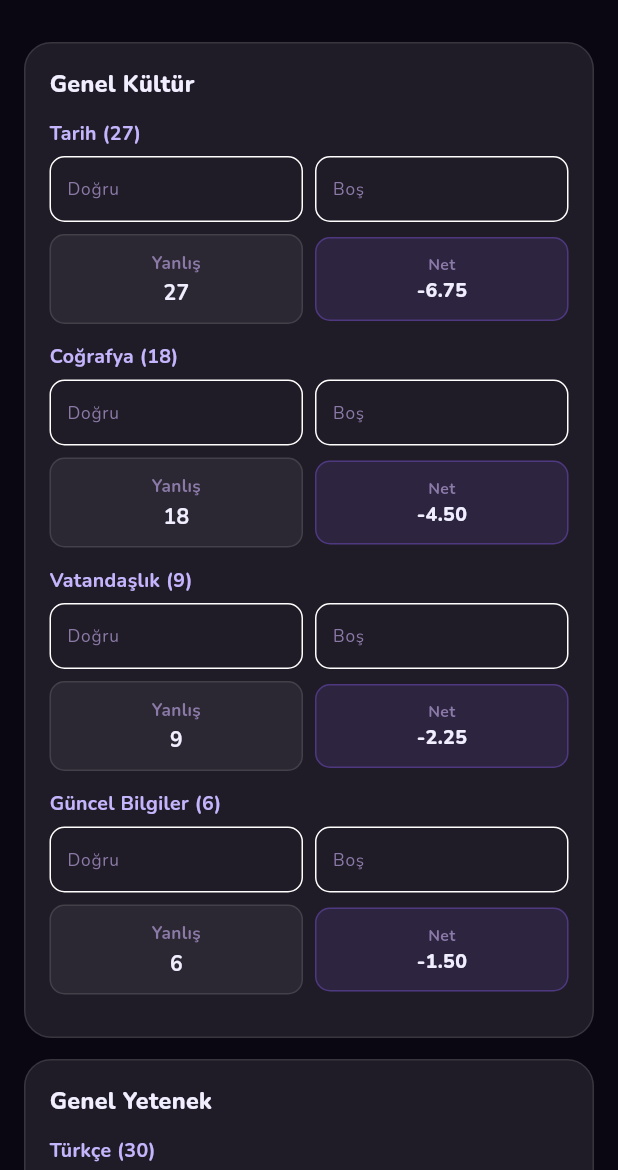
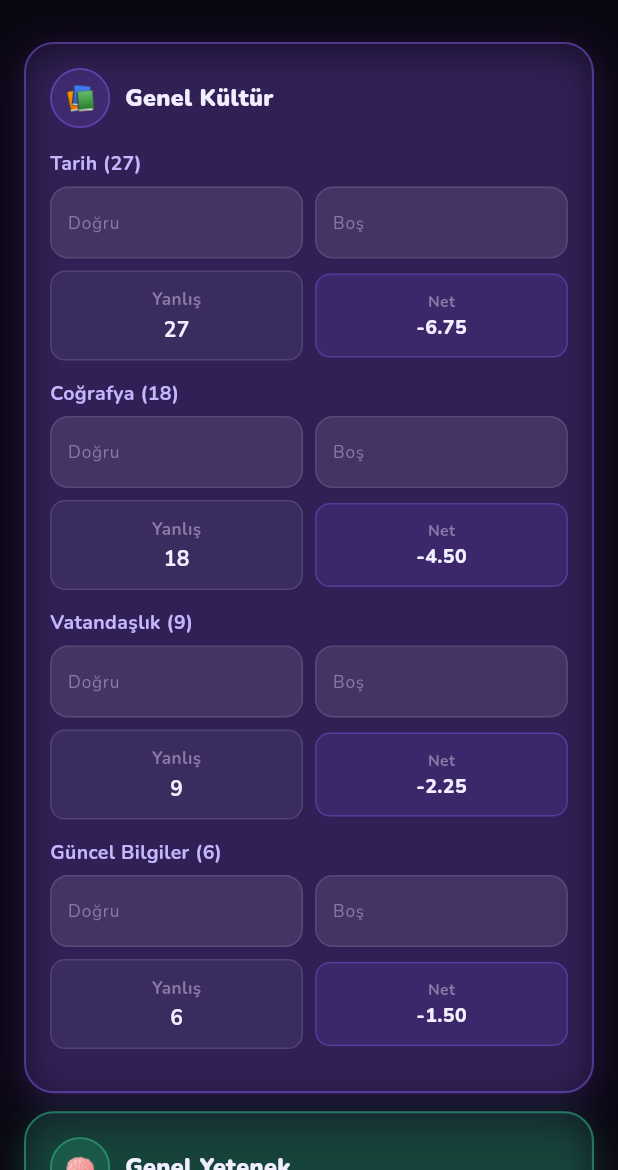
Before and after one commit to yunusemrecelikelll-cloud/Kpss_Android, a Flutter app: the ScoreCalculatorScreen screen opened directly, on a phone screen of 412 x 824 dp, the part 66-1236 px from its top. Run offline on Flutter 3.47's test engine with Material 3 defaults, Android fonts, the phone set to English and light mode, and no system bars; our stand-ins replace audioplayers, cloud_firestore, firebase_auth, firebase_core, fl_chart, flutter_local_notifications and 10 more; missing offline and left inert: home_widget; accounts and stored records are empty; project files that could hold a hidden picture were left out.

Commit message:
Puan Hesaplama ekranı tema uyumlu tasarım
- Bölüm kartları DsCard'a taşındı (aksan renk + emoji rozeti başlık):
  Genel Kültür 📚 mor, Genel Yetenek 🧠 mint.
- Sayı giriş alanları temalı (glass2 dolgu, tema kenarlık, mor odak).

Co-Authored-By: Claude Opus 4.8 <noreply@anthropic.com>

```diff
--- a/lib/screens/score_calculator_screen.dart
+++ b/lib/screens/score_calculator_screen.dart
@@ -4,6 +4,7 @@ import 'package:provider/provider.dart';
 
 import '../services/sound_service.dart';
 import '../theme/app_theme.dart';
+import '../theme/design_system.dart';
 import '../theme/theme_provider.dart';
 
 /// KPSS Puan Hesaplama (tahmini) — Genel Kültür (Tarih/Coğrafya/Vatandaşlık/
@@ -134,9 +135,9 @@ class _ScoreCalculatorScreenState extends State<ScoreCalculatorScreen> {
         child: ListView(
           padding: const EdgeInsets.all(16),
           children: [
-            _buildSectionCard('Genel Kültür', _kGenelKultur, colors),
-            const SizedBox(height: 14),
-            _buildSectionCard('Genel Yetenek', _kGenelYetenek, colors),
+            _buildSectionCard('Genel Kültür', '📚', colors.violet, _kGenelKultur, colors),
+            const SizedBox(height: kDsGap),
+            _buildSectionCard('Genel Yetenek', '🧠', colors.mint, _kGenelYetenek, colors),
             const SizedBox(height: 18),
             _buildResultCard(colors),
             const SizedBox(height: 14),
@@ -147,20 +148,23 @@ class _ScoreCalculatorScreenState extends State<ScoreCalculatorScreen> {
     );
   }
 
-  Widget _buildSectionCard(String title, List<_ScoreSubject> subjects, KpssColors colors) {
-    return Container(
-      width: double.infinity,
-      padding: const EdgeInsets.all(16),
-      decoration: BoxDecoration(
-        color: colors.glass2,
-        borderRadius: BorderRadius.circular(18),
-        border: Border.all(color: colors.border),
-      ),
+  Widget _buildSectionCard(
+      String title, String emoji, Color accent, List<_ScoreSubject> subjects, KpssColors colors) {
+    return DsCard(
+      accent: accent,
       child: Column(
         crossAxisAlignment: CrossAxisAlignment.start,
         children: [
-          Text(title, style: const TextStyle(fontSize: 15.5, fontWeight: FontWeight.w800)),
-          const SizedBox(height: 12),
+          Row(
+            children: [
+              DsIconBadge(emoji: emoji, color: accent, size: 40, glow: false),
+              const SizedBox(width: 10),
+              Text(title,
+                  style: TextStyle(
+                      fontSize: 15.5, fontWeight: FontWeight.w900, color: colors.text)),
+            ],
+          ),
+          const SizedBox(height: 14),
           for (final s in subjects) _buildSubjectRow(s, colors),
         ],
       ),
@@ -233,19 +237,27 @@ class _ScoreCalculatorScreenState extends State<ScoreCalculatorScreen> {
   }
 
   Widget _buildNumField(String label, TextEditingController ctrl, KpssColors colors) {
+    OutlineInputBorder border(Color renk, double genislik) => OutlineInputBorder(
+          borderRadius: BorderRadius.circular(12),
+          borderSide: BorderSide(color: renk, width: genislik),
+        );
     return TextField(
       controller: ctrl,
       keyboardType: TextInputType.number,
       inputFormatters: [FilteringTextInputFormatter.digitsOnly],
       textAlign: TextAlign.center,
-      style: const TextStyle(fontWeight: FontWeight.w700),
+      style: TextStyle(fontWeight: FontWeight.w800, color: colors.text),
       onChanged: (_) => setState(() {}),
       decoration: InputDecoration(
         isDense: true,
+        filled: true,
+        fillColor: colors.glass2,
         labelText: label,
         labelStyle: TextStyle(fontSize: 11.5, color: colors.textFaint),
-        contentPadding: const EdgeInsets.symmetric(vertical: 10, horizontal: 8),
-        border: OutlineInputBorder(borderRadius: BorderRadius.circular(10)),
+        contentPadding: const EdgeInsets.symmetric(vertical: 12, horizontal: 8),
+        enabledBorder: border(colors.border, 1),
+        focusedBorder: border(colors.violetL, 1.5),
+        border: border(colors.border, 1),
       ),
     );
   }
```
